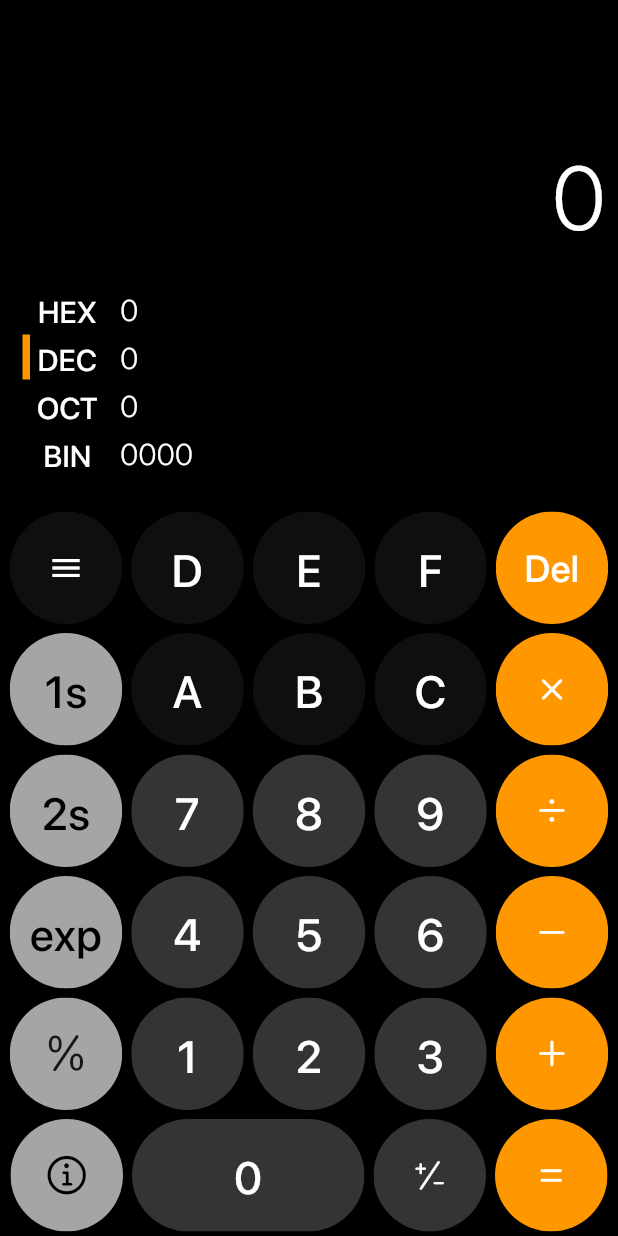
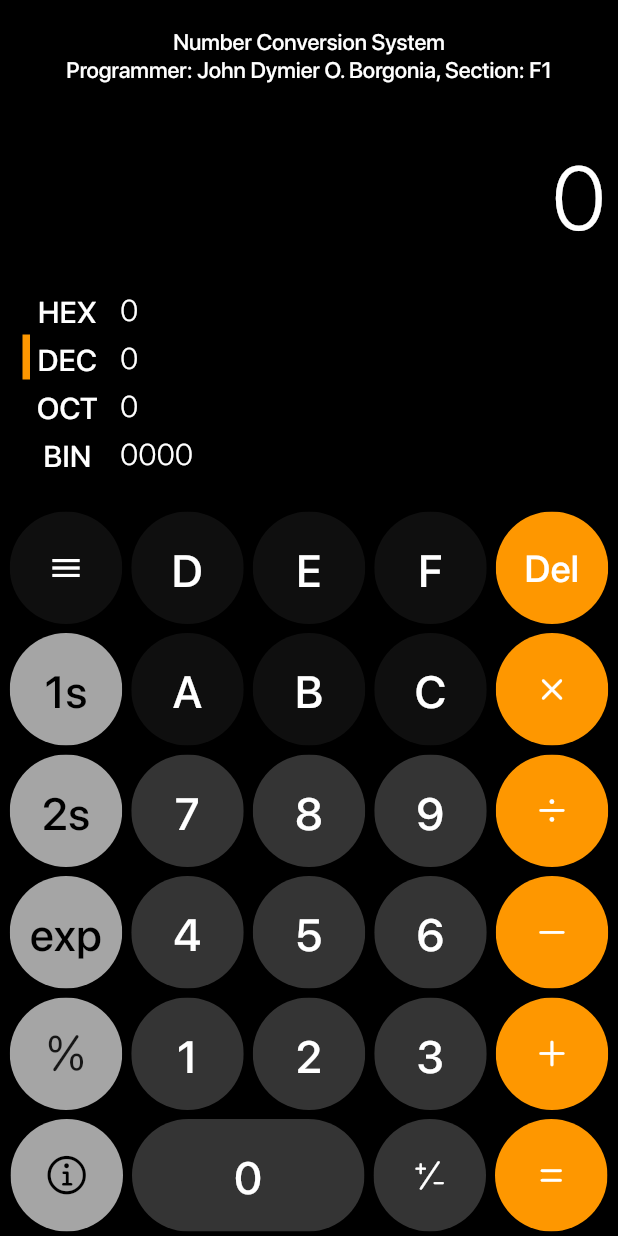
Before and after one commit to DymNomZ/BaseNCalc, a Flutter app: the screen it shows after launch, on a phone screen of 412 x 824 dp. Run offline on Flutter 3.47's test engine with Material 3 defaults, Android fonts, the light colour scheme and no system bars.

Commit message:
Finalizing for submission

```diff
--- a/lib/main.dart
+++ b/lib/main.dart
@@ -72,6 +72,11 @@ class _CalcState extends State<Calc> {
     return Scaffold(
       appBar: AppBar(
         backgroundColor: Colors.black,
+        title:  const Align(
+          alignment: Alignment.center,
+          child: IOStext(text: 'Number Conversion System\nProgrammer: John Dymier O. Borgonia, Section: F1',
+          align: TextAlign.center, size: 15),
+        ),
       ),
       body: Column(
         children: <Widget>[
```
